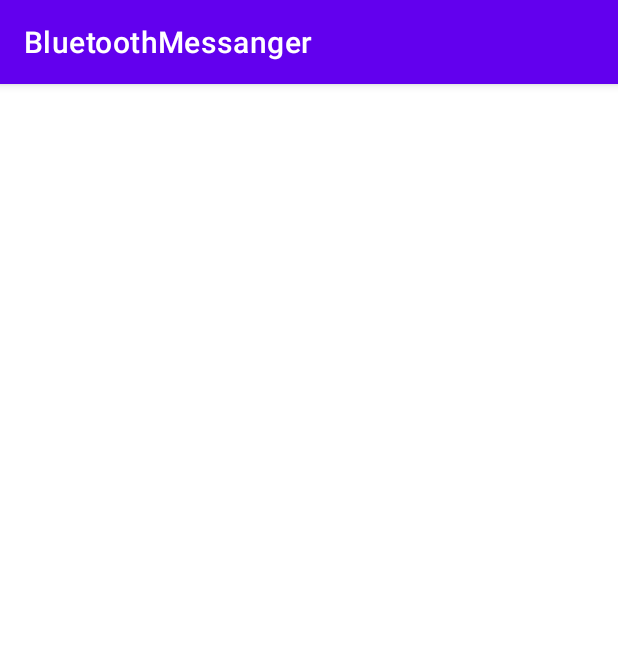
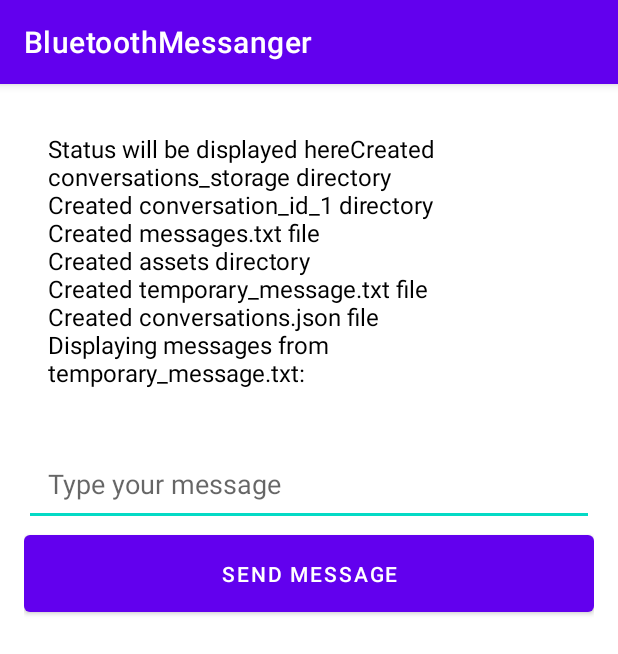
Before and after one commit to MannLester/BluetoothMessangerApp, an Android app: the screen it shows after launch (MainActivity), on a phone screen of 412 x 824 dp. Shown: the top 654 px of the screen. Run offline under Robolectric (Android 15) with nearby library versions, the phone set to English and light mode, and no system bars.

Commit message:
Update activity_main.xml

```diff
--- a/app/src/main/res/layout/activity_main.xml
+++ b/app/src/main/res/layout/activity_main.xml
@@ -9,8 +9,22 @@
         android:id="@+id/status_text"
         android:layout_width="wrap_content"
         android:layout_height="wrap_content"
-        android:textColor="@color/white"
+        android:textColor="@color/black"
         android:text="Status will be displayed here"
         android:textSize="16sp"
         android:padding="16dp" />
+
+    <EditText
+        android:id="@+id/message_input"
+        android:layout_width="match_parent"
+        android:layout_height="wrap_content"
+        android:hint="Type your message"
+        android:padding="16dp" />
+
+    <Button
+        android:id="@+id/send_message_button"
+        android:layout_width="match_parent"
+        android:layout_height="wrap_content"
+        android:text="Send Message"
+        android:padding="16dp" />
 </LinearLayout>
```
